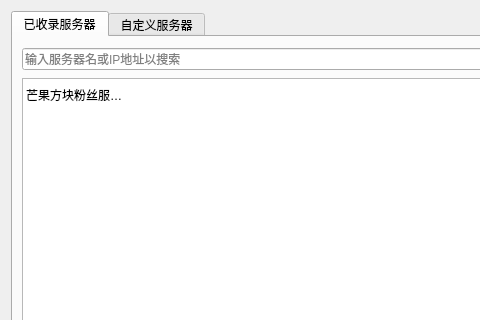
Mirence219/MCCGUI, file assets/ui/add_server/add_server.ui: the form before one commit; both pictures show x 0 to 480 and y 0 to 320 of the 640 by 480 pixel window.
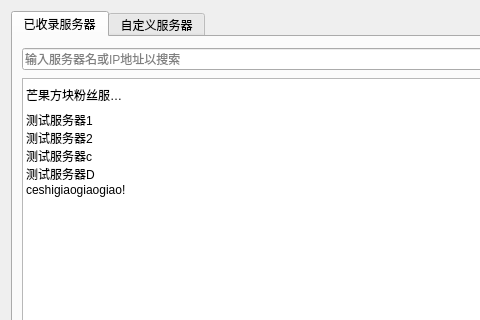
The form after the commit. The open tabs and pages were chosen to show the change. Icons and pictures are not drawn.

```diff
--- a/assets/ui/add_server/add_server.ui
+++ b/assets/ui/add_server/add_server.ui
@@ -54,6 +54,31 @@
             <normaloff>C:/Users/12110/Pictures/0b9a9e29a1faf3aa91fef2ac0c78ae220d29c7e9.jpg</normaloff>C:/Users/12110/Pictures/0b9a9e29a1faf3aa91fef2ac0c78ae220d29c7e9.jpg</iconset>
           </property>
          </item>
+         <item>
+          <property name="text">
+           <string>测试服务器1</string>
+          </property>
+         </item>
+         <item>
+          <property name="text">
+           <string>测试服务器2</string>
+          </property>
+         </item>
+         <item>
+          <property name="text">
+           <string>测试服务器c</string>
+          </property>
+         </item>
+         <item>
+          <property name="text">
+           <string>测试服务器D</string>
+          </property>
+         </item>
+         <item>
+          <property name="text">
+           <string>ceshigiaogiaogiao!</string>
+          </property>
+         </item>
         </widget>
        </item>
       </layout>
```
Left out of the diff: 4 changed lines with no effect on the pictures.
